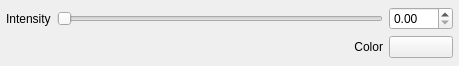
Qt form Source/VoxRender/Interface/ambientlightwidget.ui (nagyistoce/voxrender) before a commit.
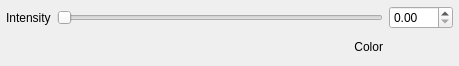
The same form after that commit.

Commit message: - Updated button for color selection to QColorPushButton widget - Continued work on transfer function editor widget - Continued work on lighting including addeding Blinn-Phong specular highlights to shader implementation - Began work on clipping volume support - Minor miscellaneous changes

What changed in the file:
```diff
--- a/Source/VoxRender/Interface/ambientlightwidget.ui
+++ b/Source/VoxRender/Interface/ambientlightwidget.ui
@@ -55,13 +55,6 @@
        </property>
       </widget>
      </item>
-     <item row="1" column="2">
-      <widget class="QPushButton" name="pushButton_color">
-       <property name="text">
-        <string/>
-       </property>
-      </widget>
-     </item>
      <item row="1" column="1">
       <layout class="QHBoxLayout" name="horizontalLayout">
        <item>
@@ -89,6 +82,9 @@
        </item>
       </layout>
      </item>
+     <item row="1" column="2">
+      <layout class="QVBoxLayout" name="layout_colorButton"/>
+     </item>
     </layout>
    </item>
   </layout>
```
The commit also changes 32 other files.
